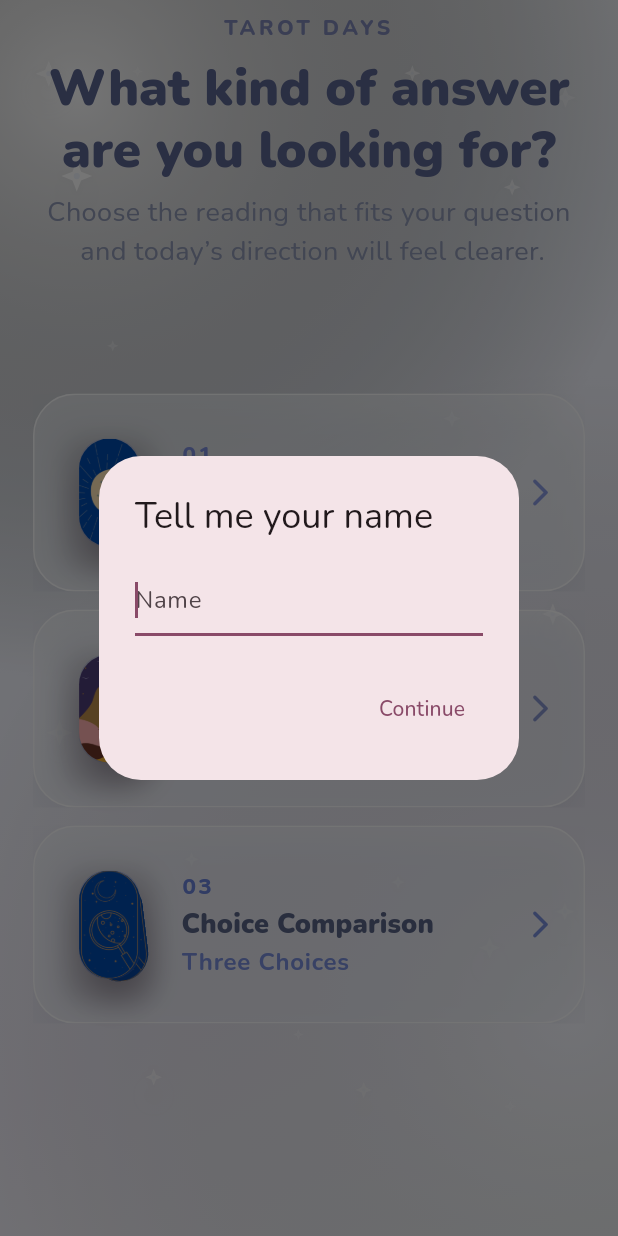
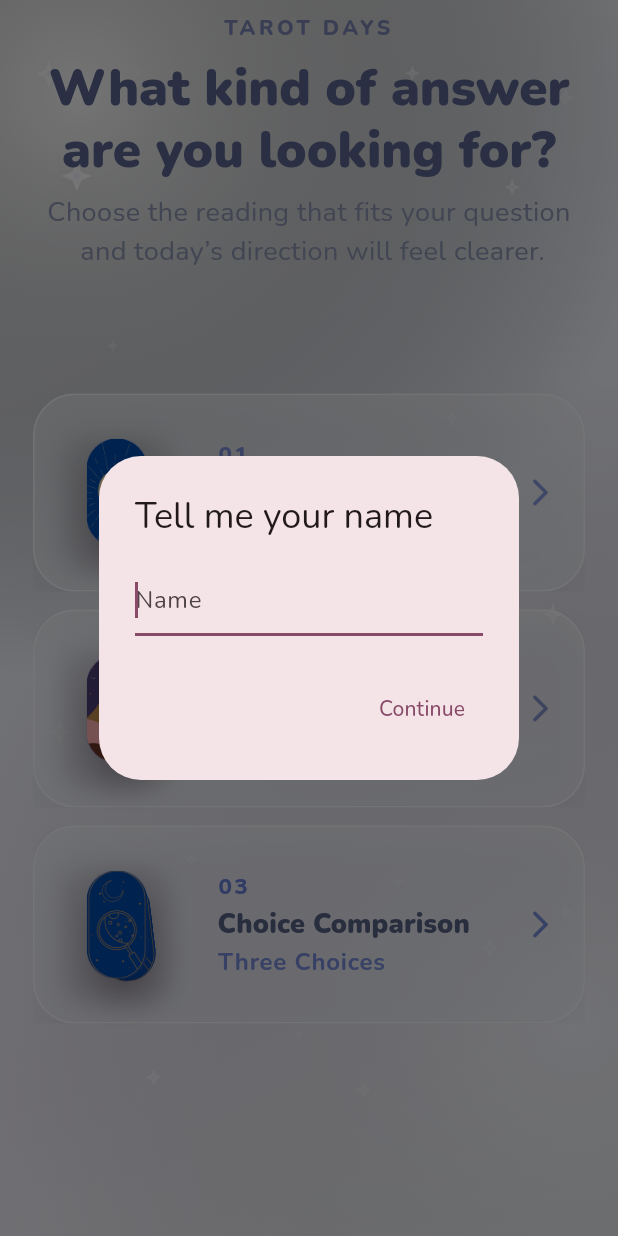
Before and after one commit to lenayoo/tarotdays, a Flutter app: the screen it shows after launch, on a phone screen of 412 x 824 dp. Run offline on Flutter 3.47's test engine with Material 3 defaults, Android fonts, the phone set to English and light mode, and no system bars; our stand-ins replace google_fonts, shared_preferences.

Commit message:
adjust design

```diff
--- a/lib/main.dart
+++ b/lib/main.dart
@@ -408,6 +408,11 @@
         child: InkWell(
           onTap: onTap,
           borderRadius: BorderRadius.circular(28),
+          splashColor: Colors.transparent,
+          highlightColor: Colors.transparent,
+          hoverColor: Colors.transparent,
+          focusColor: Colors.transparent,
+          overlayColor: WidgetStatePropertyAll<Color>(Colors.transparent),
           child: Ink(
             padding: const EdgeInsets.symmetric(horizontal: 18, vertical: 14),
             decoration: BoxDecoration(
@@ -428,7 +433,7 @@
               crossAxisAlignment: CrossAxisAlignment.center,
               children: [
                 Container(
-                  width: 64,
+                  width: 74,
                   height: 92,
                   decoration: BoxDecoration(
                     borderRadius: BorderRadius.circular(18),
@@ -445,7 +450,7 @@
                     accentColor: accentColor,
                   ),
                 ),
-                const SizedBox(width: 16),
+                const SizedBox(width: 30),
                 Expanded(
                   child: Column(
                     crossAxisAlignment: CrossAxisAlignment.start,
@@ -1612,7 +1617,7 @@
   Widget build(BuildContext context) {
     return Center(
       child: SizedBox(
-        width: 64,
+        width: 72,
         height: 86,
         child: Stack(
           alignment: Alignment.center,
@@ -1624,6 +1629,7 @@
                 child: _TarotCardArtwork(
                   imageAssetPath: imageAssetPath,
                   height: 68,
+                  widthFactor: 0.72,
                 ),
               ),
             ),
@@ -1635,6 +1641,7 @@
               child: _TarotCardArtwork(
                 imageAssetPath: imageAssetPath,
                 height: 72,
+                widthFactor: 0.72,
               ),
             ),
           ],
@@ -1648,16 +1655,18 @@
   const _TarotCardArtwork({
     required this.imageAssetPath,
     this.height = 220,
+    this.widthFactor = 0.62,
   });
 
   final String imageAssetPath;
   final double height;
+  final double widthFactor;
 
   @override
   Widget build(BuildContext context) {
     return Container(
       height: height,
-      constraints: BoxConstraints(maxWidth: height * 0.62),
+      constraints: BoxConstraints(maxWidth: height * widthFactor),
       decoration: BoxDecoration(
         borderRadius: BorderRadius.circular(20),
         boxShadow: const [
```
